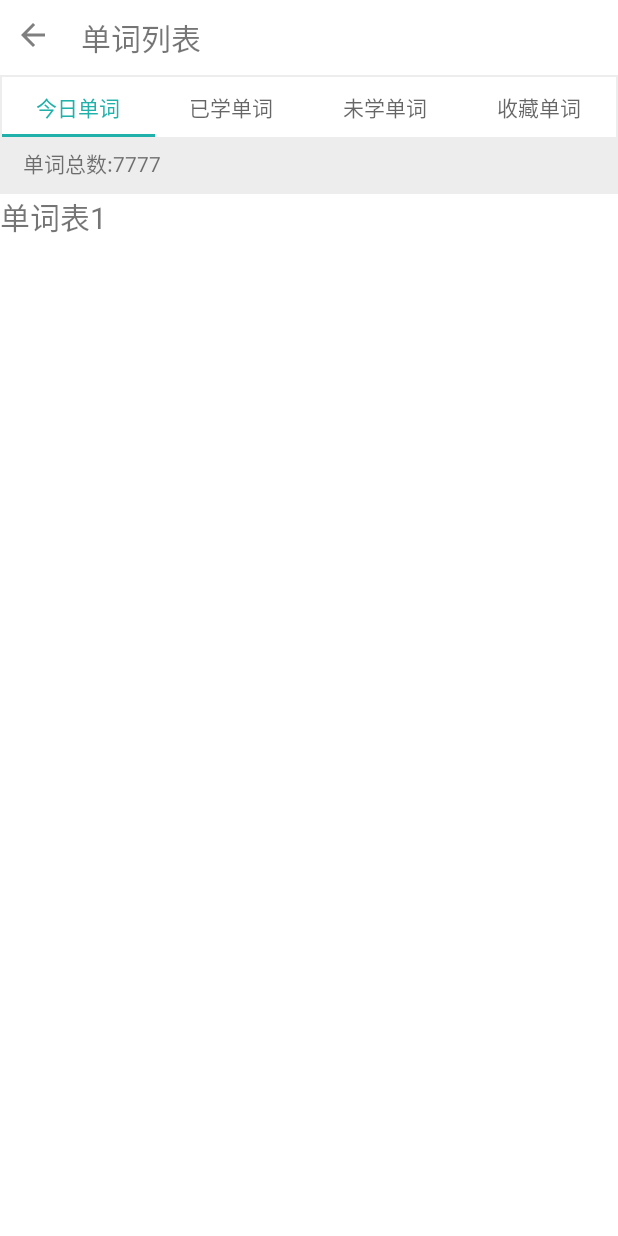
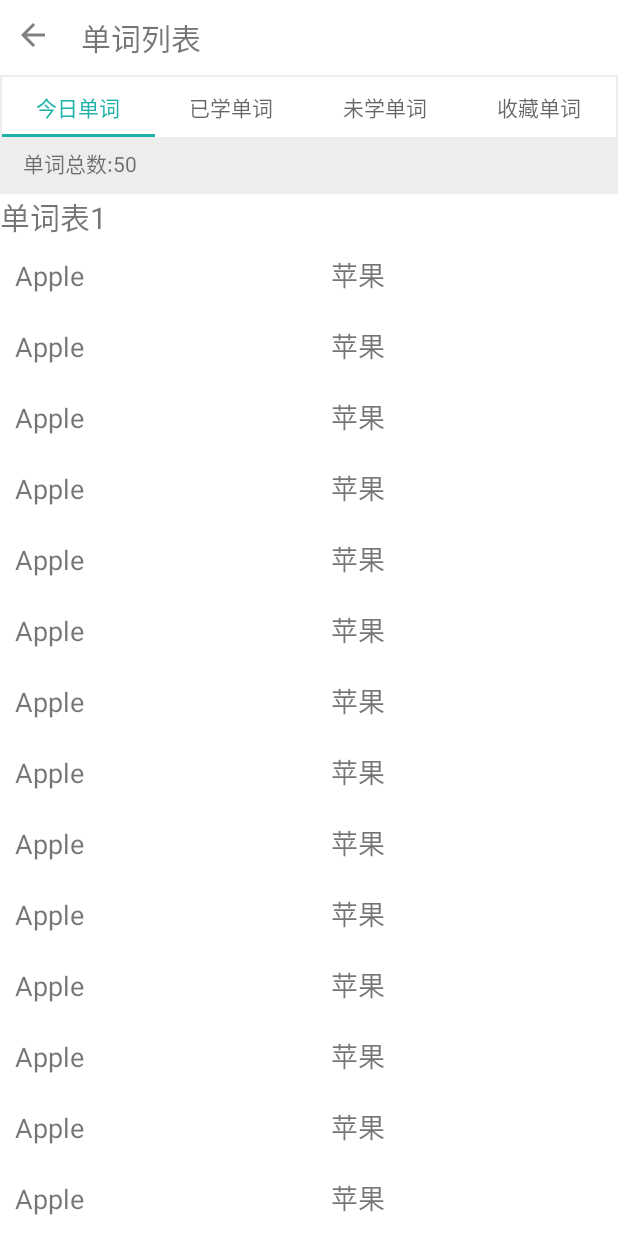
Before and after one commit to x2yu/Shibay, an Android app: the LexiconActivity screen opened directly, with no data from a screen before it, on a phone screen of 412 x 824 dp. Run offline under Robolectric (Android 15) with nearby library versions, the phone set to English and light mode, and no system bars.

Commit message:
增加词库单词列表

```diff
--- a/app/build.gradle
+++ b/app/build.gradle
@@ -33,4 +33,5 @@ dependencies {
     implementation 'com.github.lecho:hellocharts-library:1.5.8'
     implementation 'com.google.code.gson:gson:2.8.5'
     implementation 'com.squareup.okhttp3:okhttp:3.11.0'
+    implementation 'com.android.support:recyclerview-v7:28.0.0'
 }
--- a/app/src/main/java/com/example/x2y/englishapp/Fragment/MyFragAdpter.java
+++ b/app/src/main/java/com/example/x2y/englishapp/Adapter/MyFragAdpter.java
@@ -1,4 +1,4 @@
-package com.example.x2y.englishapp.Fragment;
+package com.example.x2y.englishapp.Adapter;
 
 import android.content.Context;
 import android.support.v4.app.Fragment;
--- /dev/null
+++ b/app/src/main/java/com/example/x2y/englishapp/Adapter/WordAdapter.java
@@ -0,0 +1,64 @@
+package com.example.x2y.englishapp.Adapter;
+
+import android.support.annotation.NonNull;
+import android.support.v7.widget.RecyclerView;
+import android.view.LayoutInflater;
+import android.view.View;
+import android.view.ViewGroup;
+import android.widget.TextView;
+import android.widget.Toast;
+
+import com.example.x2y.englishapp.R;
+import com.example.x2y.englishapp.bean.Word;
+
+import java.util.List;
+
+public class WordAdapter extends RecyclerView.Adapter<WordAdapter.ViewHolder>{
+    private List<Word> mWordList;
+
+    static class ViewHolder extends RecyclerView.ViewHolder{
+        View wordView;
+        TextView wordName;
+        TextView wordMean;
+        public ViewHolder(View view){
+            super(view);
+            wordView = view;
+            wordName = (TextView)view.findViewById(R.id.word_name);
+            wordMean = (TextView)view.findViewById(R.id.word_mean);
+        }
+    }
+    public WordAdapter(List<Word>wordList){
+        mWordList = wordList;
+    }
+
+    @NonNull
+    @Override
+    public ViewHolder onCreateViewHolder(final ViewGroup parent, int viewType) {
+        View view = LayoutInflater.from(parent.getContext()).inflate(R.layout.word_item,parent,false);
+        final ViewHolder holder = new ViewHolder(view);
+
+        //设置item点击事件
+        holder.wordView.setOnClickListener(new View.OnClickListener() {
+            @Override
+            public void onClick(View v) {
+                int positon = holder.getAdapterPosition();
+                //获取被点击的对象
+                Word word = mWordList.get(positon);
+                Toast.makeText(v.getContext(),"点击了第"+positon+"个苹果",Toast.LENGTH_SHORT).show();
+            }
+        });
+        return holder;
+    }
+
+    @Override
+    public void onBindViewHolder(@NonNull ViewHolder holder, int position) {
+       Word word = mWordList.get(position);
+       holder.wordName.setText(word.getName());
+       holder.wordMean.setText(word.getMean());
+    }
+
+    @Override
+    public int getItemCount() {
+        return mWordList.size();
+    }
+}
--- a/app/src/main/java/com/example/x2y/englishapp/Adapter/wordlistAdapter.java
+++ b/app/src/main/java/com/example/x2y/englishapp/Adapter/wordlistAdapter.java
@@ -5,6 +5,8 @@ import android.support.annotation.Nullable;
 import android.support.v4.app.Fragment;
 import android.support.v4.app.FragmentManager;
 import android.support.v4.app.FragmentPagerAdapter;
+
+import com.example.x2y.englishapp.Fragment.wordlistFragment;
 
 public class wordlistAdapter extends FragmentPagerAdapter {
     private static int PAGE_COUNT;//表示要展示的页面数量
--- a/app/src/main/java/com/example/x2y/englishapp/Adapter/wordlistFragment.java
+++ b/app/src/main/java/com/example/x2y/englishapp/Fragment/wordlistFragment.java
@@ -1,18 +1,30 @@
-package com.example.x2y.englishapp.Adapter;
+package com.example.x2y.englishapp.Fragment;
 
 import android.os.Bundle;
 import android.support.v4.app.Fragment;
+import android.support.v7.widget.LinearLayoutManager;
+import android.support.v7.widget.RecyclerView;
 import android.view.LayoutInflater;
 import android.view.View;
 import android.view.ViewGroup;
+import android.widget.LinearLayout;
 import android.widget.TextView;
 
+import com.example.x2y.englishapp.Adapter.WordAdapter;
 import com.example.x2y.englishapp.R;
+import com.example.x2y.englishapp.bean.Word;
+import java.util.ArrayList;
+import java.util.List;
 
 public class wordlistFragment extends Fragment{
     private static final String ARG_PARAM = "param";
     private int mParam;//用来表示当前需要展示的是哪一页
     private TextView detail_text;//展示的具体内容，这里简单只用一个TextView展示
+    private TextView word_count;//单词总数
+
+    private List<Word> wordList = new ArrayList<>();
+    private RecyclerView wordlist_recyclerview;
+    private WordAdapter mWordAdapter;
 
     public  wordlistFragment() {
         // Required empty public constructor
@@ -30,27 +42,54 @@ public class wordlistFragment extends Fragment{
         if (getArguments() != null) {
             mParam = getArguments().getInt(ARG_PARAM);
         }
+
+        //初始化单词列表
+        initWords();
     }
 
     public View onCreateView(LayoutInflater inflater, ViewGroup container,
                              Bundle savedInstanceState) {
         View view=inflater.inflate(R.layout.wordlist_fragment, container, false);
         detail_text= (TextView) view.findViewById(R.id.detail_info);
+        word_count = (TextView)view.findViewById(R.id.wordlist_count_tv);
+
+        wordlist_recyclerview = (RecyclerView)view.findViewById(R.id.wordlist_recyclerview);
+        LinearLayoutManager layoutManager = new LinearLayoutManager(getActivity());
+        wordlist_recyclerview.setLayoutManager(layoutManager);
+        mWordAdapter = new WordAdapter(wordList);
+        wordlist_recyclerview.setAdapter(mWordAdapter);
+
         //根据mParam来判断当前展示的是哪一页，根据页数的不同展示不同的信息
         switch (mParam){
          case 0:
              detail_text.setText("单词表1");
+             word_count.setText("单词总数:"+wordList.size());
              break;
          case 1:
              detail_text.setText("单词表2");
+             word_count.setText("单词总数:"+(wordList.size()+1));
              break;
          case 2:
              detail_text.setText("单词表3");
+             word_count.setText("单词总数:"+(wordList.size()+2));
              break;
-         case 3: detail_text.setText("单词表4");
+         case 3:
+             detail_text.setText("单词表4");
+             word_count.setText("单词总数:"+(wordList.size()+3));
              break;
          default:break;
         } return view;
     }
 
+    private void initWords(){
+
+        //暂时只是测试用数据，具体业务再改动
+        for (int i=0;i<50;i++){
+            Word apple = new Word("Apple","苹果");
+            wordList.add(apple);
+        }
+
+    }
+
+
 }
--- a/app/src/main/java/com/example/x2y/englishapp/MainActivity.java
+++ b/app/src/main/java/com/example/x2y/englishapp/MainActivity.java
@@ -11,7 +11,7 @@ import android.view.MenuItem;
 import android.view.View;
 import android.widget.TextView;
 
-import com.example.x2y.englishapp.Fragment.MyFragAdpter;
+import com.example.x2y.englishapp.Adapter.MyFragAdpter;
 import com.example.x2y.englishapp.Fragment.homeFragment;
 import com.example.x2y.englishapp.Fragment.personFragment;
 import com.example.x2y.englishapp.Fragment.reviewFragment;
--- a/app/src/main/java/com/example/x2y/englishapp/PersonPage/LexiconActivity.java
+++ b/app/src/main/java/com/example/x2y/englishapp/PersonPage/LexiconActivity.java
@@ -4,10 +4,16 @@ import android.support.design.widget.TabLayout;
 import android.support.v4.view.ViewPager;
 import android.support.v7.app.AppCompatActivity;
 import android.os.Bundle;
+import android.support.v7.widget.RecyclerView;
 import android.view.View;
 
+import com.example.x2y.englishapp.Adapter.WordAdapter;
 import com.example.x2y.englishapp.Adapter.wordlistAdapter;
 import com.example.x2y.englishapp.R;
+import com.example.x2y.englishapp.bean.Word;
+
+import java.util.ArrayList;
+import java.util.List;
 
 public class LexiconActivity extends AppCompatActivity {
 
@@ -15,7 +21,8 @@ public class LexiconActivity extends AppCompatActivity {
     private TabLayout mTabLayout;
     private android.support.v4.app.FragmentManager fm;
 
-
+    private RecyclerView wordlist_recyclerview;
+    private List<Word> wordList = new ArrayList<>();
     @Override
     protected void onCreate(Bundle savedInstanceState) {
         super.onCreate(savedInstanceState);
--- /dev/null
+++ b/app/src/main/java/com/example/x2y/englishapp/bean/Word.java
@@ -0,0 +1,22 @@
+package com.example.x2y.englishapp.bean;
+
+public class Word {
+    private String name;
+    private String mean;
+    public Word(String name,String mean){
+        this.name = name;
+        this.mean = mean;
+    }
+
+    public String getName(){
+        return name;
+    }
+    public String getMean(){
+        return mean;
+    }
+
+    @Override
+    public String toString() {
+        return "单词："+name+" 释义："+mean;
+    }
+}
--- a/app/src/main/res/layout/activity_lexicon.xml
+++ b/app/src/main/res/layout/activity_lexicon.xml
@@ -51,17 +51,7 @@
             android:layout_marginBottom="5dp">
 
         </android.support.design.widget.TabLayout>
-        <TextView
-            android:id="@+id/wordlist_count_tv"
-            android:layout_width="match_parent"
-            android:layout_height="wrap_content"
-            android:text="单词总数:7777"
-            android:layout_marginTop="5dp"
-            android:layout_marginBottom="10dp"
-            android:layout_gravity="center"
-            android:gravity="left"
-            android:paddingLeft="15dp"
-            />
+
         <android.support.v4.view.ViewPager
             android:id="@+id/wordlist_viewpaper"
             android:layout_width="match_parent"
--- /dev/null
+++ b/app/src/main/res/layout/word_item.xml
@@ -0,0 +1,20 @@
+<?xml version="1.0" encoding="utf-8"?>
+<LinearLayout
+    xmlns:android="http://schemas.android.com/apk/res/android"
+    android:layout_width="match_parent"
+    android:layout_height="wrap_content">
+    <TextView
+        android:id="@+id/word_name"
+        android:layout_width="wrap_content"
+        android:layout_height="wrap_content"
+        android:textSize="18dp"
+        android:layout_margin="10dp"
+        android:layout_weight="1" />
+    <TextView
+        android:id="@+id/word_mean"
+        android:layout_width="wrap_content"
+        android:layout_height="wrap_content"
+        android:textSize="18dp"
+        android:layout_margin="10dp"
+        android:layout_weight="1"/>
+</LinearLayout>
--- a/app/src/main/res/layout/wordlist_fragment.xml
+++ b/app/src/main/res/layout/wordlist_fragment.xml
@@ -2,12 +2,34 @@
 <LinearLayout
     xmlns:android="http://schemas.android.com/apk/res/android"
     android:layout_width="match_parent"
-    android:layout_height="match_parent">
+    android:layout_height="match_parent"
+    android:orientation="vertical">
+
+    <TextView
+        android:id="@+id/wordlist_count_tv"
+        android:layout_width="match_parent"
+        android:layout_height="wrap_content"
+        android:text="单词总数:7777"
+        android:layout_marginTop="5dp"
+        android:layout_marginBottom="10dp"
+        android:layout_gravity="center"
+        android:gravity="left"
+        android:paddingLeft="15dp"
+        />
 
     <TextView
         android:layout_width="match_parent"
-        android:layout_height="match_parent"
+        android:layout_height="wrap_content"
         android:background="#fff"
         android:id="@+id/detail_info"
         android:textSize="20dp"/>
+
+
+    <android.support.v7.widget.RecyclerView
+        android:background="#fff"
+        android:id="@+id/wordlist_recyclerview"
+        android:layout_width="match_parent"
+        android:layout_height="match_parent">
+
+    </android.support.v7.widget.RecyclerView>
 </LinearLayout>
```
